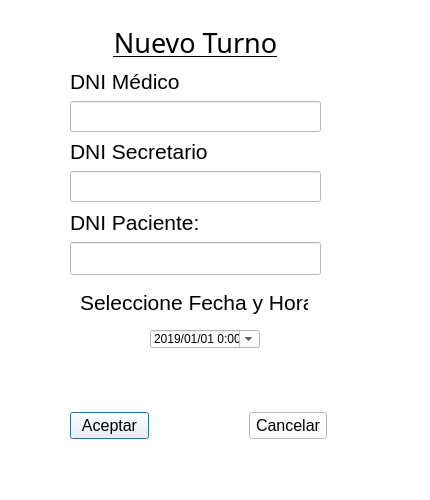
Before: the Qt Designer form View/Ventana_Turnos.ui in BermudezK/consultsoft, drawn with Qt 5.
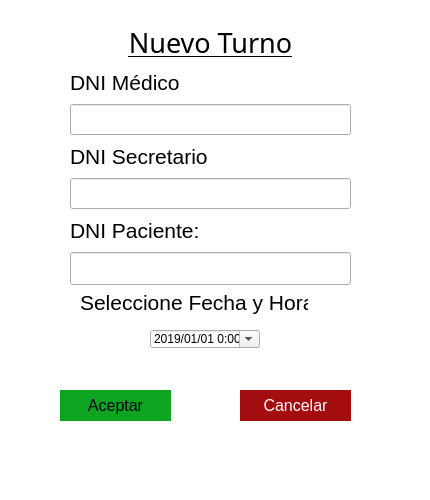
After: the same form once the commit is applied.

Commit message: nueva interfaz

The edit to the form file:
```diff
--- a/View/Ventana_Turnos.ui
+++ b/View/Ventana_Turnos.ui
@@ -20,8 +20,51 @@
    <string>Dialog</string>
   </property>
   <property name="styleSheet">
-   <string notr="true">background-color: rgb(255, 255, 255);</string>
+   <string notr="true">QWidget#Dialog
+{
+background-color: rgb(255, 255, 255);
+}
+
+QPushButton#BotonAceptar{
+background-color: #0DA422;
+border: 0;
+}
+QPushButton#BotonAceptar_2{
+background-color: #A40D0F;
+color: #fff;
+border: 0;
+}</string>
   </property>
+  <widget class="QPushButton" name="BotonAceptar">
+   <property name="geometry">
+    <rect>
+     <x>60</x>
+     <y>390</y>
+     <width>111</width>
+     <height>31</height>
+    </rect>
+   </property>
+   <property name="sizePolicy">
+    <sizepolicy hsizetype="Minimum" vsizetype="Fixed">
+     <horstretch>0</horstretch>
+     <verstretch>0</verstretch>
+    </sizepolicy>
+   </property>
+   <property name="font">
+    <font>
+     <pointsize>12</pointsize>
+    </font>
+   </property>
+   <property name="focusPolicy">
+    <enum>Qt::StrongFocus</enum>
+   </property>
+   <property name="styleSheet">
+    <string notr="true"/>
+   </property>
+   <property name="text">
+    <string>Aceptar</string>
+   </property>
+  </widget>
   <widget class="QDateTimeEdit" name="campo_hora_fecha">
    <property name="geometry">
     <rect>
@@ -83,13 +126,40 @@
     <string>Seleccione Fecha y Hora</string>
    </property>
   </widget>
+  <widget class="QPushButton" name="BotonAceptar_2">
+   <property name="geometry">
+    <rect>
+     <x>240</x>
+     <y>390</y>
+     <width>111</width>
+     <height>31</height>
+    </rect>
+   </property>
+   <property name="sizePolicy">
+    <sizepolicy hsizetype="Minimum" vsizetype="Fixed">
+     <horstretch>0</horstretch>
+     <verstretch>0</verstretch>
+    </sizepolicy>
+   </property>
+   <property name="font">
+    <font>
+     <pointsize>12</pointsize>
+    </font>
+   </property>
+   <property name="focusPolicy">
+    <enum>Qt::StrongFocus</enum>
+   </property>
+   <property name="text">
+    <string>Cancelar</string>
+   </property>
+  </widget>
   <widget class="QWidget" name="layoutWidget">
    <property name="geometry">
     <rect>
      <x>70</x>
      <y>24</y>
-     <width>251</width>
-     <height>251</height>
+     <width>281</width>
+     <height>261</height>
     </rect>
    </property>
    <layout class="QGridLayout" name="gridLayout">
@@ -225,66 +295,6 @@
     </item>
    </layout>
   </widget>
-  <widget class="QWidget" name="">
-   <property name="geometry">
-    <rect>
-     <x>70</x>
-     <y>410</y>
-     <width>257</width>
-     <height>31</height>
-    </rect>
-   </property>
-   <layout class="QGridLayout" name="gridLayout_2">
-    <property name="leftMargin">
-     <number>0</number>
-    </property>
-    <property name="horizontalSpacing">
-     <number>100</number>
-    </property>
-    <item row="0" column="0">
-     <widget class="QPushButton" name="BotonAceptar">
-      <property name="sizePolicy">
-       <sizepolicy hsizetype="Minimum" vsizetype="Fixed">
-        <horstretch>0</horstretch>
-        <verstretch>0</verstretch>
-       </sizepolicy>
-      </property>
-      <property name="font">
-       <font>
-        <pointsize>12</pointsize>
-       </font>
-      </property>
-      <property name="focusPolicy">
-       <enum>Qt::StrongFocus</enum>
-      </property>
-      <property name="text">
-       <string>Aceptar</string>
-      </property>
-     </widget>
-    </item>
-    <item row="0" column="1">
-     <widget class="QPushButton" name="BotonAceptar_2">
-      <property name="sizePolicy">
-       <sizepolicy hsizetype="Minimum" vsizetype="Fixed">
-        <horstretch>0</horstretch>
-        <verstretch>0</verstretch>
-       </sizepolicy>
-      </property>
-      <property name="font">
-       <font>
-        <pointsize>12</pointsize>
-       </font>
-      </property>
-      <property name="focusPolicy">
-       <enum>Qt::StrongFocus</enum>
-      </property>
-      <property name="text">
-       <string>Cancelar</string>
-      </property>
-     </widget>
-    </item>
-   </layout>
-  </widget>
  </widget>
  <tabstops>
   <tabstop>Campo_DNI_Medico</tabstop>
```
